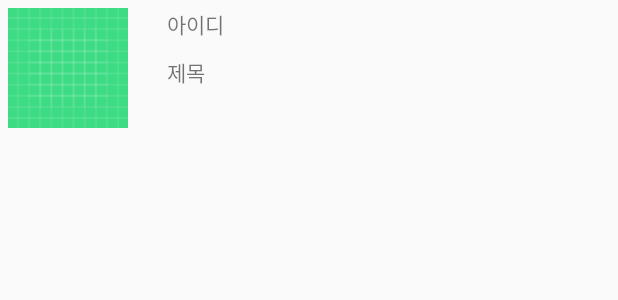
After one commit to 16chperfect/SMAP, an Android app: the layout list_item.xml on its own in the app's theme, with its tools: preview values and no code run, on a phone screen of 412 x 824 dp. The commit adds this screen. Shown: the top 300 px of the screen. Run offline under Robolectric (Android 15) with nearby library versions, the phone set to English and light mode, and no system bars.

Commit message:
frag2에서 검은 버튼 눌렀을때 나오는 리사이클러뷰에서 이미지 안보이네요ㅕ.

```diff
--- a/SMAP_APP/app/build.gradle
+++ b/SMAP_APP/app/build.gradle
@@ -37,12 +37,13 @@ dependencies {
     implementation 'com.google.android.gms:play-services-location:17.0.0'
     implementation 'com.google.android.material:material:1.0.0'
     implementation 'com.google.android.gms:play-services-maps:17.0.0'
-    implementation 'com.github.bumptech.glide:glide:4.9.0'
+    implementation 'com.github.bumptech.glide:glide:4.10.0'
     implementation 'com.google.firebase:firebase-database:19.3.1'
     implementation 'com.google.firebase:firebase-storage:19.2.0'
     implementation 'androidx.recyclerview:recyclerview:1.1.0'
-
+    implementation 'com.squareup.picasso:picasso:2.71828'
     annotationProcessor 'com.github.bumptech.glide:compiler:4.9.0'
+    implementation 'com.github.bumptech.glide:compiler:4.10.0'
     implementation 'jp.wasabeef:glide-transformations:1.0.6@aar'
 
     testImplementation 'junit:junit:4.12'
--- a/SMAP_APP/app/src/main/AndroidManifest.xml
+++ b/SMAP_APP/app/src/main/AndroidManifest.xml
@@ -5,6 +5,9 @@
     <uses-permission android:name="android.permission.ACCESS_COARSE_LOCATION"/>
     <uses-permission android:name="android.permission.ACCESS_FINE_LOCATION" />
     <uses-permission android:name="android.permission.ACCESS_COARSE_LOCATION"/>
+    <uses-permission android:name="android.permission.WRITE_EXTERNAL_STORAGE"/>
+
+
     <application
         android:allowBackup="true"
         android:icon="@mipmap/ic_launcher"
--- a/SMAP_APP/app/src/main/java/com/example/smap_google/UploadActivity.java
+++ b/SMAP_APP/app/src/main/java/com/example/smap_google/UploadActivity.java
@@ -258,7 +258,7 @@ public class UploadActivity extends AppCompatActivity implements OnMapReadyCallb
         StorageReference ref
                 = storageReference
                 .child(
-                        "images/"
+                        "https://"
                                 + UUID.randomUUID().toString());
 
         // adding listeners on upload
--- a/SMAP_APP/app/src/main/java/com/example/smap_google/model/Snapshot.java
+++ b/SMAP_APP/app/src/main/java/com/example/smap_google/model/Snapshot.java
@@ -16,6 +16,7 @@ import java.util.Date;
 
 
 public class Snapshot {
+    public Snapshot(){}
     public String getId() {
         return id;
     }
--- /dev/null
+++ b/SMAP_APP/app/src/main/res/layout/list_item.xml
@@ -0,0 +1,46 @@
+<?xml version="1.0" encoding="utf-8"?>
+<LinearLayout
+    xmlns:android="http://schemas.android.com/apk/res/android" android:layout_width="match_parent"
+    android:layout_height="match_parent">
+
+
+    <LinearLayout
+
+        android:layout_width="match_parent"
+        android:layout_height="wrap_content"
+        android:orientation="horizontal">
+
+
+        <ImageView
+            android:id="@+id/iv_pro1"
+            android:layout_width="80dp"
+            android:layout_height="80dp"
+            android:layout_margin="5dp"
+            android:src="@drawable/ic_launcher_background" />
+
+
+        <LinearLayout
+            android:layout_width="match_parent"
+            android:layout_height="wrap_content"
+            android:layout_marginLeft="15dp"
+            android:orientation="vertical">
+
+            <TextView
+                android:id="@+id/tv_id"
+                android:layout_width="wrap_content"
+                android:layout_height="wrap_content"
+                android:layout_margin="5dp"
+                android:text="아이디" />
+
+            <TextView
+                android:id="@+id/tv_id2"
+                android:layout_width="wrap_content"
+                android:layout_height="wrap_content"
+                android:layout_margin="5dp"
+                android:text="제목" />
+
+
+        </LinearLayout>
+
+    </LinearLayout>
+</LinearLayout>
```
Also changed, not shown: SMAP_APP/app/src/main/java/com/example/smap_google/Gesi_Activity.java (+33 -30 lines), SMAP_APP/app/src/main/java/com/example/smap_google/Maindapter.java (+38 -38 lines), SMAP_APP/app/src/main/java/com/example/smap_google/gesipan.java (deleted, +0 -27 lines), SMAP_APP/app/src/main/res/layout/gesi.xml (+7 -25 lines), SMAP_APP/app/src/main/res/layout/item_list.xml (deleted, +0 -32 lines).
